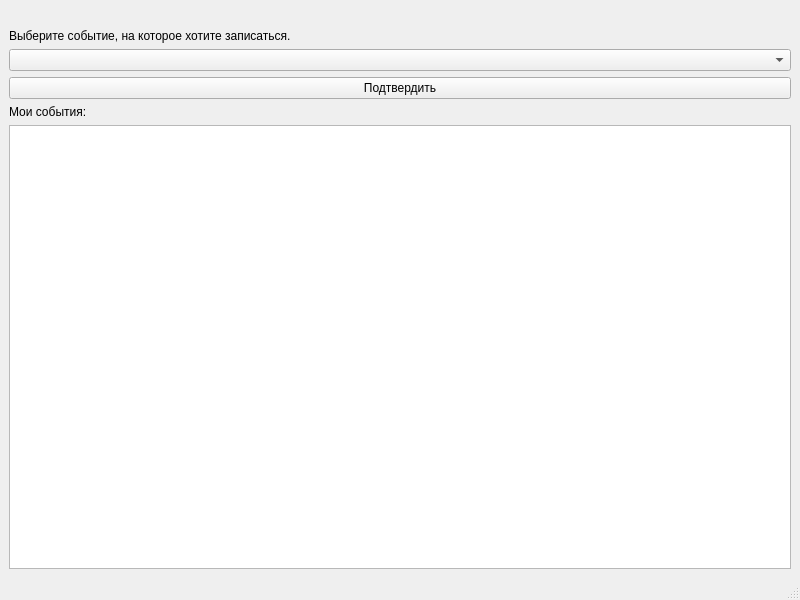
mainex/btimetable-booking, file Booking/choicewindow.ui: the form before one commit.
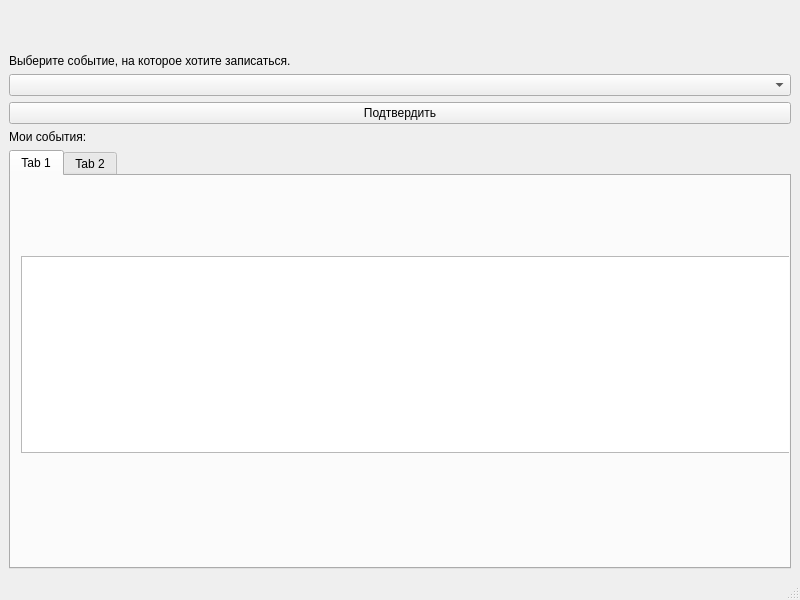
The form after the commit.

Commit message: good tableView and tabs

What changed in the file:
```diff
--- a/Booking/choicewindow.ui
+++ b/Booking/choicewindow.ui
@@ -15,8 +15,29 @@
   </property>
   <widget class="QWidget" name="centralwidget">
    <layout class="QVBoxLayout" name="verticalLayout">
+    <item>
+     <widget class="QLabel" name="label_4">
+      <property name="font">
+       <font>
+        <pointsize>12</pointsize>
+        <weight>75</weight>
+        <bold>true</bold>
+       </font>
+      </property>
+      <property name="text">
+       <string/>
+      </property>
+     </widget>
+    </item>
     <item>
      <widget class="QLabel" name="label_2">
+      <property name="font">
+       <font>
+        <pointsize>10</pointsize>
+        <weight>50</weight>
+        <bold>false</bold>
+       </font>
+      </property>
       <property name="text">
        <string/>
       </property>
@@ -47,7 +68,31 @@
      </widget>
     </item>
     <item>
-     <widget class="QTableView" name="tableView"/>
+     <widget class="QTabWidget" name="tabWidget">
+      <property name="currentIndex">
+       <number>0</number>
+      </property>
+      <widget class="QWidget" name="tab">
+       <attribute name="title">
+        <string>Tab 1</string>
+       </attribute>
+       <widget class="QTableView" name="tableView">
+        <property name="geometry">
+         <rect>
+          <x>10</x>
+          <y>80</y>
+          <width>782</width>
+          <height>197</height>
+         </rect>
+        </property>
+       </widget>
+      </widget>
+      <widget class="QWidget" name="tab_2">
+       <attribute name="title">
+        <string>Tab 2</string>
+       </attribute>
+      </widget>
+     </widget>
     </item>
    </layout>
   </widget>
```
The commit also changes 4 other files.
